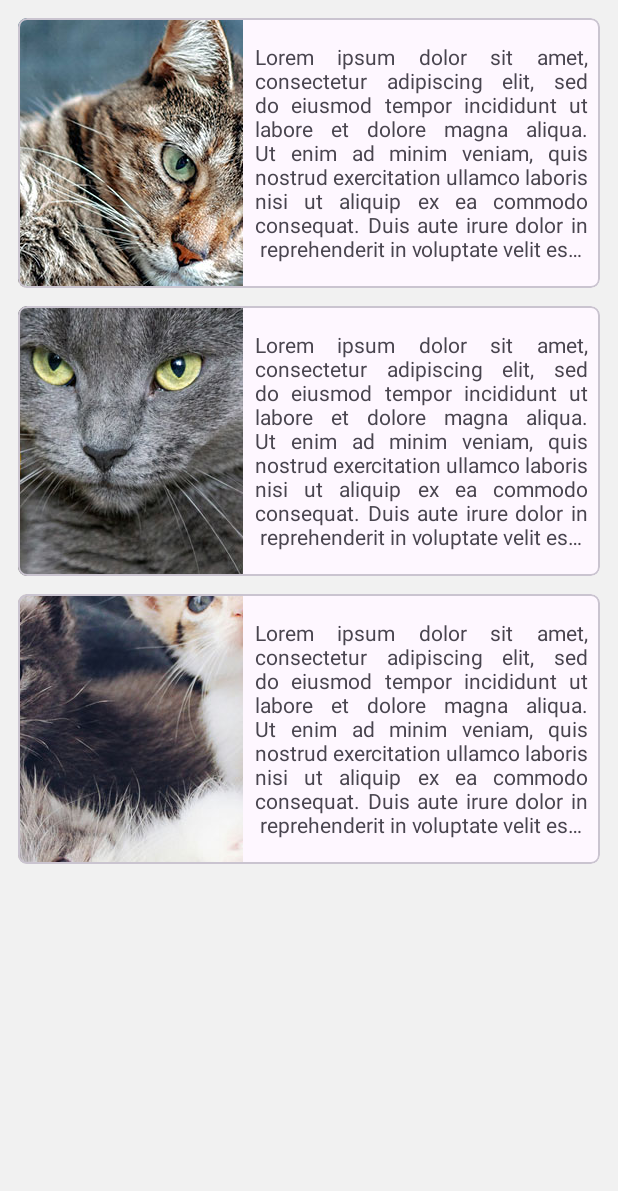
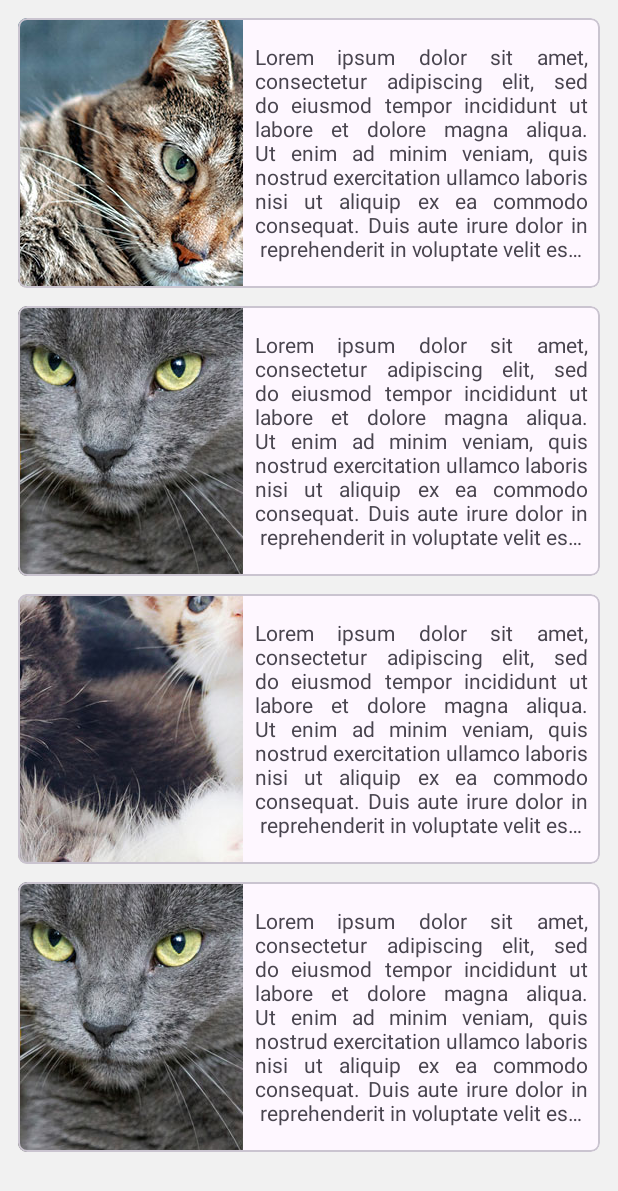
Before and after one commit to aniluapmg/desafioPruebaGit, an Android app: the screen it shows after launch (MainActivity), on a phone screen of 412 x 824 dp. Shown: the top 1191 px of the screen. Run offline under Robolectric (Android 15) with nearby library versions, the phone set to English and light mode, and no system bars.

Commit message:
Cambios en feature1

```diff
--- a/app/src/main/java/com/example/desafio3_paulinamunoz/MainActivity.kt
+++ b/app/src/main/java/com/example/desafio3_paulinamunoz/MainActivity.kt
@@ -6,6 +6,7 @@ import androidx.activity.enableEdgeToEdge
 import androidx.appcompat.app.AppCompatActivity
 import androidx.core.view.ViewCompat
 import androidx.core.view.WindowInsetsCompat
+import com.example.desafio3_paulinamunoz.com.example.desafio3_paulinamunoz.FifthActivity
 import com.example.desafio3_paulinamunoz.databinding.ActivityMainBinding
 
 class MainActivity : BaseActivity<ActivityMainBinding>() {
@@ -31,5 +32,9 @@ class MainActivity : BaseActivity<ActivityMainBinding>() {
             startActivity(Intent(this, FourthActivity::class.java))
         }
 
+        binding.cardView4.setOnClickListener {
+            startActivity(Intent(this, FifthActivity::class.java))
+        }
+
     }
 }
--- a/app/src/main/res/layout/activity_main.xml
+++ b/app/src/main/res/layout/activity_main.xml
@@ -162,5 +162,57 @@
 
     </com.google.android.material.card.MaterialCardView>
 
+    <com.google.android.material.card.MaterialCardView
+        android:id="@+id/cardView4"
+        android:layout_width="match_parent"
+        android:layout_height="180dp"
+        android:layout_marginStart="12dp"
+        android:layout_marginTop="12dp"
+        android:layout_marginEnd="12dp"
+        android:elevation="4dp"
+        app:cardCornerRadius="6dp"
+        app:layout_constraintEnd_toEndOf="parent"
+        app:layout_constraintStart_toStartOf="parent"
+        app:layout_constraintTop_toBottomOf="@+id/cardView3">
+
+        <androidx.constraintlayout.widget.ConstraintLayout
+            android:layout_width="match_parent"
+            android:layout_height="match_parent">
+
+            <androidx.appcompat.widget.AppCompatImageView
+                android:id="@+id/appCompatImageView4"
+                android:layout_width="150dp"
+                android:layout_height="180dp"
+                android:src="@mipmap/img2"
+                android:scaleType="center"
+                app:layout_constraintBottom_toBottomOf="parent"
+                app:layout_constraintStart_toStartOf="parent"
+                app:layout_constraintTop_toTopOf="parent" />
+
+            <androidx.appcompat.widget.AppCompatTextView
+                android:layout_width="0dp"
+                android:layout_height="match_parent"
+                android:ellipsize="end"
+                android:justificationMode="inter_word"
+                android:paddingStart="8dp"
+                android:gravity="center"
+                android:paddingTop="4dp"
+                android:paddingEnd="8dp"
+                android:paddingBottom="4dp"
+                android:maxLines="9"
+                android:text="@string/dummy_text"
+                app:layout_constraintBottom_toBottomOf="parent"
+                app:layout_constraintEnd_toEndOf="parent"
+                app:layout_constraintStart_toEndOf="@+id/appCompatImageView4"
+                app:layout_constraintTop_toTopOf="parent" />
+
+        </androidx.constraintlayout.widget.ConstraintLayout>
+
+
+
+        <!--Completa tu diseño aqui-->
+
+    </com.google.android.material.card.MaterialCardView>
+
 
 </androidx.constraintlayout.widget.ConstraintLayout>
```
Also changed, not shown: app/src/main/java/com/example/desafio3_paulinamunoz/FifthActivity.kt (added, +24 -0 lines), app/src/main/res/layout/activity_fifth.xml (added, +48 -0 lines).
